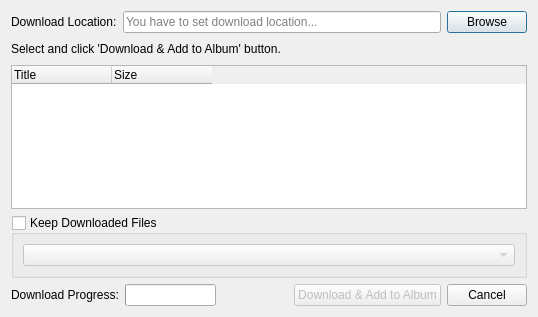
Qt form src/audiorepodownloader.ui (srazi/Saaghar) before a commit.
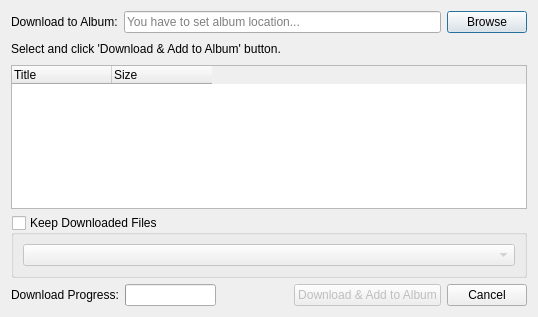
The same form after that commit.

Commit message: AudioRepoDownloader: Store AudioRepoDownloader/DownloadAlbumPath.

Patch:
```diff
--- a/src/audiorepodownloader.ui
+++ b/src/audiorepodownloader.ui
@@ -24,7 +24,7 @@
        <item>
         <widget class="QLabel" name="label_2">
          <property name="text">
-          <string>Download Location:</string>
+          <string>Download to Album:</string>
          </property>
         </widget>
        </item>
@@ -34,7 +34,7 @@
           <string/>
          </property>
          <property name="placeholderText">
-          <string>You have to set download location...</string>
+          <string>You have to set album location...</string>
          </property>
         </widget>
        </item>
```
The commit also changes 3 other files.
